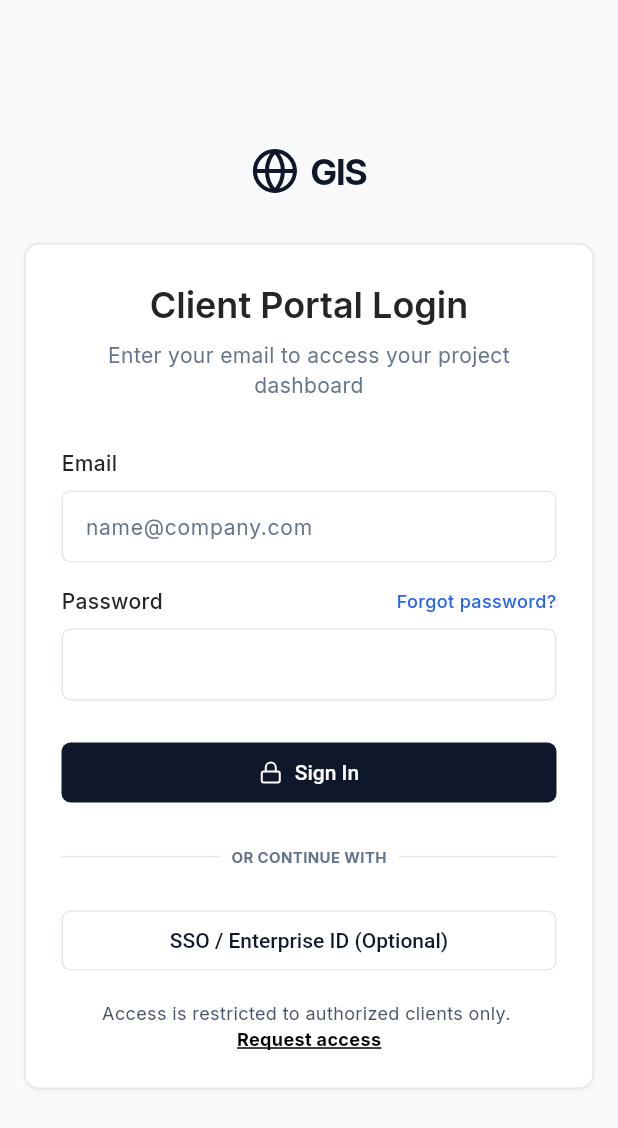
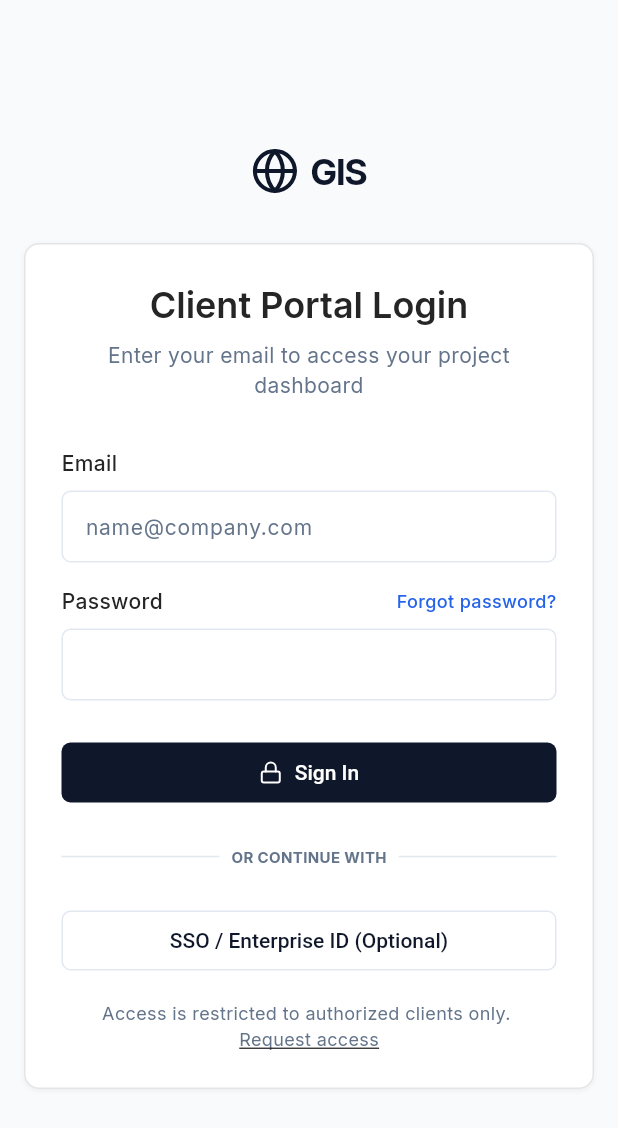
Before and after one commit to emilioantonio-perezocampo/genis_website, a Flutter app: the LoginPage screen opened by its route, on a phone screen of 412 x 824 dp. Shown: the top 1128 px of the screen. Run offline on Flutter 3.47's test engine with Material 3 defaults, Android fonts, the phone set to English and light mode, and no system bars; our stand-ins replace flutter_animate, go_router, google_fonts, lucide_icons.

Commit message:
Implement 1:1 Contact and Login page replication

```diff
--- a/lib/src/features/auth/presentation/login_page.dart
+++ b/lib/src/features/auth/presentation/login_page.dart
@@ -135,17 +135,18 @@ class _LoginPageState extends State<LoginPage> {
                         ),
                       ),
                       const SizedBox(height: 24),
-                      Row(
+                      Stack(
+                        alignment: Alignment.center,
                         children: [
-                          Expanded(child: Divider(color: AppTheme.slate200)),
-                          const Padding(
-                            padding: EdgeInsets.symmetric(horizontal: 8.0),
-                            child: Text(
+                          Divider(color: AppTheme.slate200),
+                          Container(
+                            color: Colors.white,
+                            padding: const EdgeInsets.symmetric(horizontal: 8.0),
+                            child: const Text(
                               "OR CONTINUE WITH",
                               style: TextStyle(fontSize: 10, color: AppTheme.slate500, fontWeight: FontWeight.bold),
                             ),
                           ),
-                          Expanded(child: Divider(color: AppTheme.slate200)),
                         ],
                       ),
                       const SizedBox(height: 24),
@@ -163,13 +164,17 @@ class _LoginPageState extends State<LoginPage> {
                         children: [
                           const Text(
                             "Access is restricted to authorized clients only. ",
-                            style: TextStyle(fontSize: 12, color: AppTheme.slate600),
+                            style: TextStyle(fontSize: 12, color: AppTheme.slate500),
                           ),
                           InkWell(
                             onTap: () => context.go('/contact'),
                             child: const Text(
                               "Request access",
-                              style: TextStyle(fontSize: 12, color: Colors.black, fontWeight: FontWeight.bold, decoration: TextDecoration.underline),
+                              style: TextStyle(
+                                fontSize: 12,
+                                decoration: TextDecoration.underline,
+                                color: AppTheme.slate500,
+                              ),
                             ),
                           )
                         ],
```
Also changed, not shown: lib/src/features/public/presentation/contact_page.dart (+28 -3 lines).
